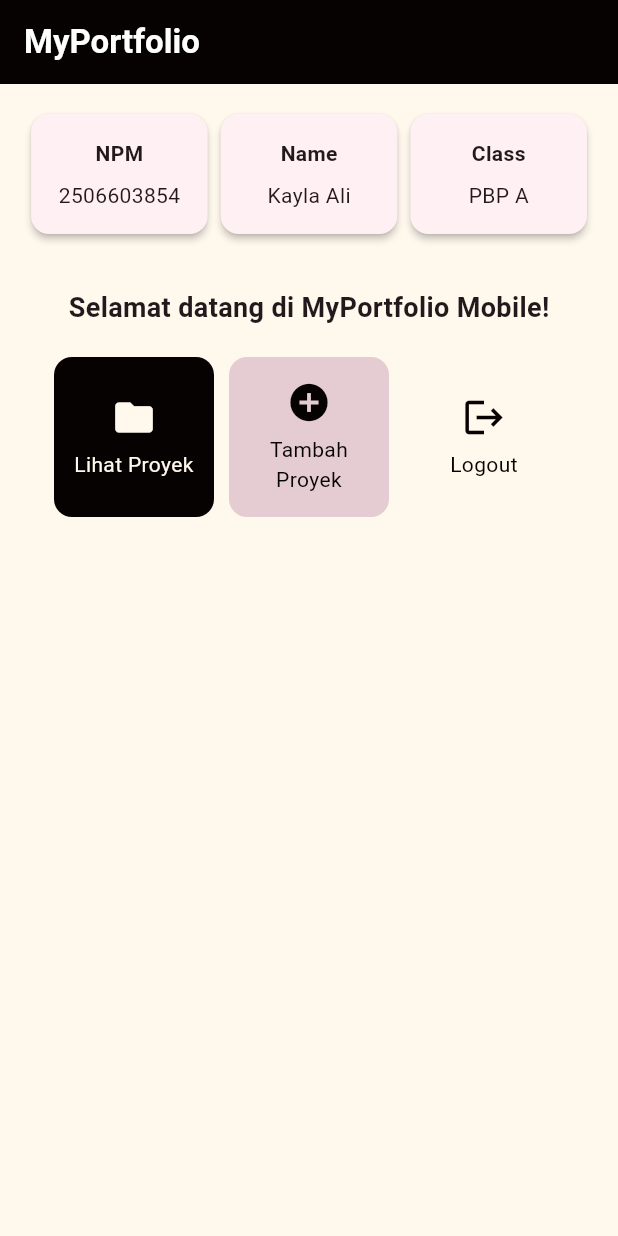
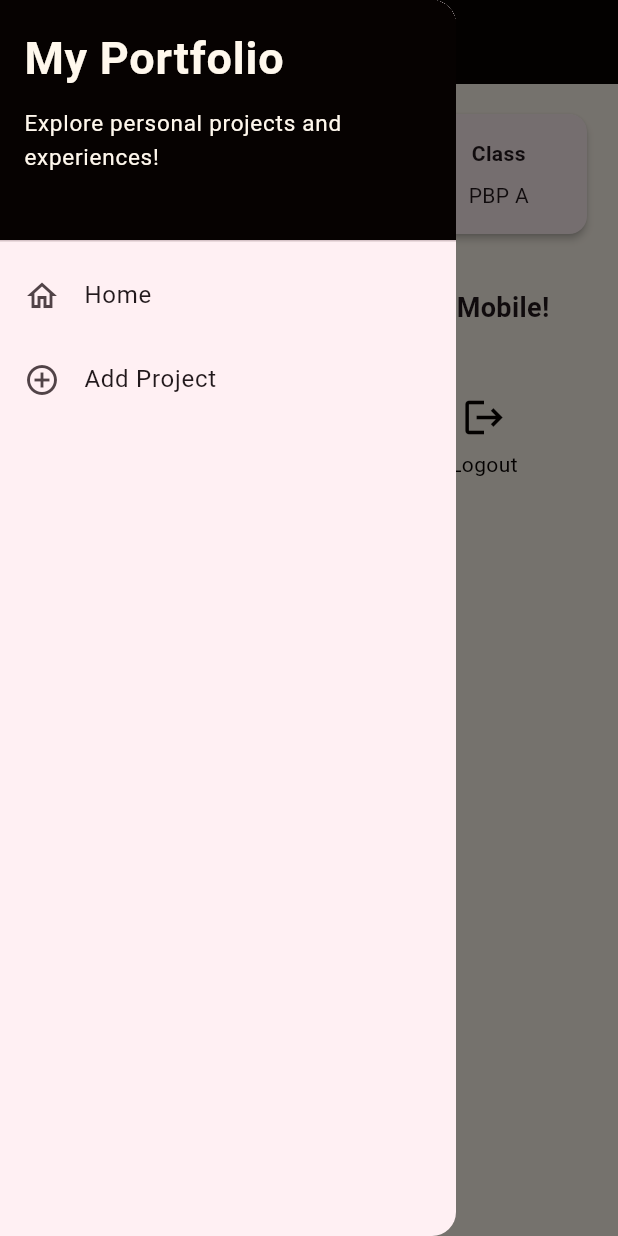
Before and after one commit to kayylaal/myportofolio_mobile, a Flutter app: the screen it shows after launch, with the side drawer open (before the commit the screen has no drawer), on a phone screen of 412 x 824 dp. Run offline on Flutter 3.47's test engine with Material 3 defaults, Android fonts, the phone set to English and light mode, and no system bars; our stand-ins replace material_ui.

Commit message:
feat: implement project form, navigation, and layout refactor

```diff
--- a/lib/main.dart
+++ b/lib/main.dart
@@ -1,5 +1,5 @@
-import 'package:flutter/material.dart';
-import 'package:myportofolio_mobile/menu.dart';
+import 'package:material_ui/material_ui.dart';
+import 'package:myportofolio_mobile/screens/menu.dart';
 
 void main() {
   runApp(const MyApp());
@@ -12,7 +12,7 @@ class MyApp extends StatelessWidget {
   @override
   Widget build(BuildContext context) {
     return MaterialApp(
-      title: 'Flutter Demo',
+      title: 'MyPortfolio',
       theme: ThemeData(
         // This is the theme of your application.
         //
--- a/lib/menu.dart
+++ b/lib/screens/menu.dart
@@ -1,4 +1,6 @@
-import 'package:flutter/material.dart';
+import 'package:material_ui/material_ui.dart';
+import 'package:myportofolio_mobile/widgets/left_drawer.dart';
+import 'package:myportofolio_mobile/widgets/project_card.dart';
 
 class MyHomePage extends StatelessWidget {
   MyHomePage({super.key});
@@ -24,7 +26,9 @@ class MyHomePage extends StatelessWidget {
           style: TextStyle(color: Colors.white, fontWeight: FontWeight.bold),
         ),
         backgroundColor: const Color(0xFF060201),
+        iconTheme: const IconThemeData(color: Colors.white),
       ),
+      drawer: const LeftDrawer(),
       // Body halaman utama dengan padding di sekelilingnya.
       body: Padding(
         padding: const EdgeInsets.all(16.0),
@@ -121,48 +125,3 @@ class ItemHomepage {
 
   ItemHomepage(this.name, this.icon, this.color);
 }
-
-class ItemCard extends StatelessWidget {
-  final ItemHomepage item;
-
-  const ItemCard(this.item, {super.key});
-
-  @override
-  Widget build(BuildContext context) {
-    return Material(
-      // Menggunakan warna sekunder dari skema tema aplikasi.
-      color: item.color,
-      borderRadius: BorderRadius.circular(12),
-      child: InkWell(
-        // Aksi ketika kartu ditekan oleh pengguna.
-        onTap: () {
-          // Menampilkan SnackBar dengan pesan interaktif.
-          ScaffoldMessenger.of(context)
-            ..hideCurrentSnackBar()
-            ..showSnackBar(
-              SnackBar(
-                content: Text("Kamu telah menekan tombol ${item.name}!"),
-              ),
-            );
-        },
-        child: Container(
-          padding: const EdgeInsets.all(8),
-          child: Center(
-            child: Column(
-              mainAxisAlignment: MainAxisAlignment.center,
-              children: [
-                Icon(item.icon, color: item.foregroundColor, size: 30.0),
-                const Padding(padding: EdgeInsets.all(3)),
-                Text(
-                  item.name,
-                  textAlign: TextAlign.center,
-                  style: TextStyle(color: item.foregroundColor),
-                ),
-              ],
-            ),
-          ),
-        ),
-      ),
-    );
-  }
-}
--- /dev/null
+++ b/lib/widgets/left_drawer.dart
@@ -0,0 +1,62 @@
+import 'package:material_ui/material_ui.dart';
+import 'package:myportofolio_mobile/screens/menu.dart';
+import 'package:myportofolio_mobile/screens/project_form.dart';
+
+class LeftDrawer extends StatelessWidget {
+  const LeftDrawer({super.key});
+
+  @override
+  Widget build(BuildContext context) {
+    return Drawer(
+      child: ListView(
+        children: [
+          const DrawerHeader(
+            decoration: BoxDecoration(color: Color(0xFF060201)),
+            child: Column(
+              crossAxisAlignment: CrossAxisAlignment.start,
+              children: [
+                Text(
+                  'My Portfolio',
+                  style: TextStyle(
+                    fontSize: 30,
+                    fontWeight: FontWeight.bold,
+                    color: Color(0xFFFFF8ED),
+                  ),
+                ),
+                SizedBox(height: 10),
+                Text(
+                  'Explore personal projects and experiences!',
+                  style: TextStyle(fontSize: 15, color: Color(0xFFFFF8ED)),
+                ),
+              ],
+            ),
+          ),
+          ListTile(
+            leading: const Icon(Icons.home_outlined),
+            title: const Text('Home'),
+            // Navigasi ke halaman utama portofolio
+            onTap: () {
+              Navigator.pushReplacement(
+                context,
+                MaterialPageRoute(builder: (context) => MyHomePage()),
+              );
+            },
+          ),
+          ListTile(
+            leading: const Icon(Icons.add_circle_outline),
+            title: const Text('Add Project'),
+            // Navigasi ke halaman tambah proyek
+            onTap: () {
+              Navigator.push(
+                context,
+                MaterialPageRoute(
+                  builder: (context) => const ProjectFormPage(),
+                ),
+              );
+            },
+          ),
+        ],
+      ),
+    );
+  }
+}
--- /dev/null
+++ b/lib/widgets/project_card.dart
@@ -0,0 +1,52 @@
+import 'package:material_ui/material_ui.dart';
+import 'package:myportofolio_mobile/screens/menu.dart';
+import 'package:myportofolio_mobile/screens/project_form.dart';
+
+class ItemCard extends StatelessWidget {
+  final ItemHomepage item;
+
+  const ItemCard(this.item, {super.key});
+
+  @override
+  Widget build(BuildContext context) {
+    return Material(
+      color: item.color,
+      borderRadius: BorderRadius.circular(12),
+      child: InkWell(
+        onTap: () {
+          ScaffoldMessenger.of(context)
+            ..hideCurrentSnackBar()
+            ..showSnackBar(
+              SnackBar(
+                content: Text('Kamu telah menekan tombol ${item.name}!'),
+              ),
+            );
+
+          if (item.name == 'Tambah Proyek') {
+            Navigator.push(
+              context,
+              MaterialPageRoute(builder: (context) => const ProjectFormPage()),
+            );
+          }
+        },
+        child: Container(
+          padding: const EdgeInsets.all(8),
+          child: Center(
+            child: Column(
+              mainAxisAlignment: MainAxisAlignment.center,
+              children: [
+                Icon(item.icon, color: item.foregroundColor, size: 30),
+                const SizedBox(height: 6),
+                Text(
+                  item.name,
+                  textAlign: TextAlign.center,
+                  style: TextStyle(color: item.foregroundColor),
+                ),
+              ],
+            ),
+          ),
+        ),
+      ),
+    );
+  }
+}
--- a/pubspec.yaml
+++ b/pubspec.yaml
@@ -34,6 +34,7 @@ dependencies:
   # The following adds the Cupertino Icons font to your application.
   # Use with the CupertinoIcons class for iOS style icons.
   cupertino_icons: ^1.0.8
+  material_ui: ^1.11.1
 
 dev_dependencies:
   flutter_test:
```
Also changed, not shown: lib/screens/project_form.dart (added, +194 -0 lines), pubspec.lock, 1 other file.
